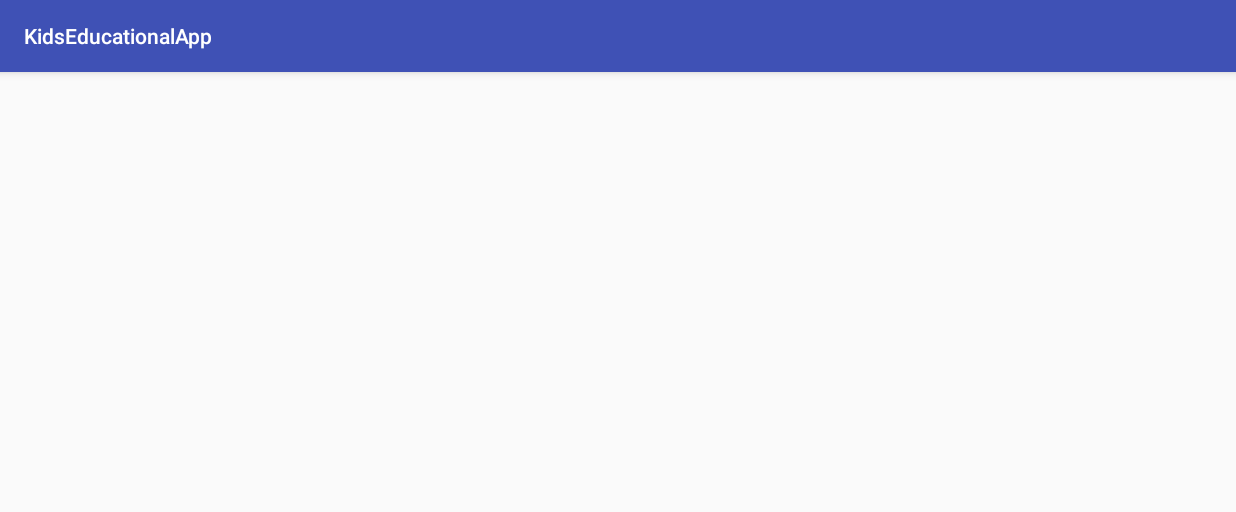
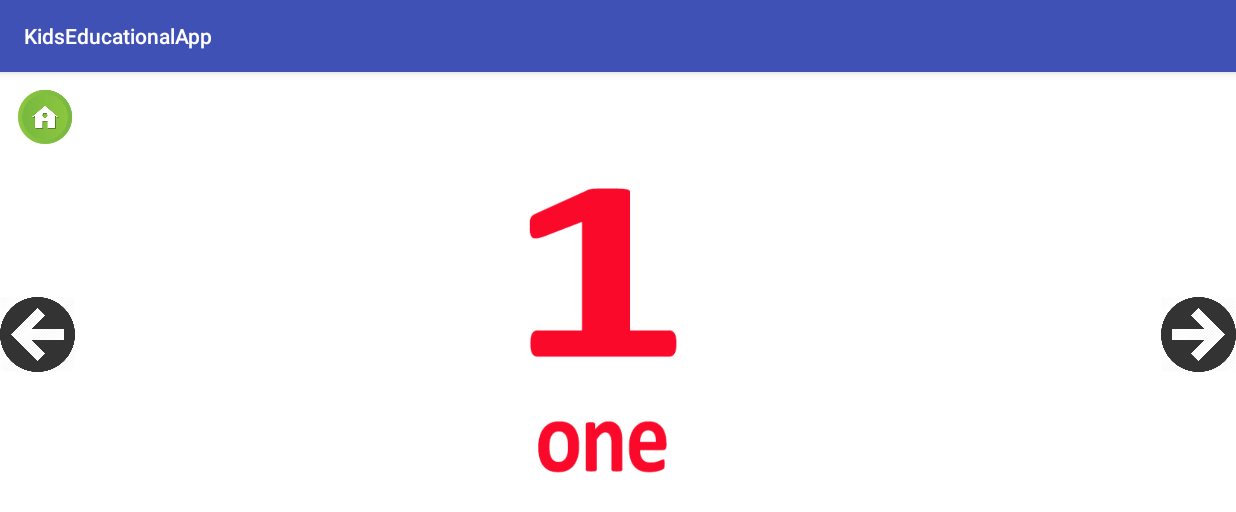
Before and after one commit to priyam1996/KidsEducationalApp, an Android app: the Numbers screen opened directly, with no data from a screen before it, on a phone screen of 824 x 412 dp (held sideways). Shown: the top 512 px of the screen. Run offline under Robolectric (Android 15) with nearby library versions, the phone set to English and light mode, and no system bars.

Commit message:
numbers xml

```diff
--- a/app/src/main/res/layout/activity_numbers.xml
+++ b/app/src/main/res/layout/activity_numbers.xml
@@ -1,10 +1,118 @@
 <?xml version="1.0" encoding="utf-8"?>
-<android.support.constraint.ConstraintLayout xmlns:android="http://schemas.android.com/apk/res/android"
+<RelativeLayout xmlns:android="http://schemas.android.com/apk/res/android"
     xmlns:app="http://schemas.android.com/apk/res-auto"
     xmlns:tools="http://schemas.android.com/tools"
     android:layout_width="match_parent"
     android:layout_height="match_parent"
-    tools:context="com.kuncham.kidseducationalapp.Numbers">
+    tools:context="com.kuncham.kidseducationalapp.Numbers"
+    android:background="#ffffff">
+
+    <ViewFlipper
+        android:id="@+id/viewFlipperNumber"
+        android:layout_width="fill_parent"
+        android:layout_height="fill_parent">
+
+        <ImageView
+            android:id="@+id/number1_image"
+            android:layout_width="wrap_content"
+            android:layout_height="wrap_content"
+            android:src="@drawable/one"
+            android:scaleType="fitCenter"
+            android:contentDescription="@string/todo" />
+        <ImageView
+            android:id="@+id/number2_image"
+            android:layout_width="wrap_content"
+            android:layout_height="wrap_content"
+            android:src="@drawable/two"
+            android:scaleType="fitCenter"
+            android:contentDescription="@string/todo" />
+        <ImageView
+            android:id="@+id/number3_image"
+            android:layout_width="wrap_content"
+            android:layout_height="wrap_content"
+            android:src="@drawable/three"
+            android:scaleType="fitCenter"
+            android:contentDescription="@string/todo" />
+        <ImageView
+            android:id="@+id/number4_image"
+            android:layout_width="wrap_content"
+            android:layout_height="wrap_content"
+            android:src="@drawable/four"
+            android:scaleType="fitCenter"
+            android:contentDescription="@string/todo" />
+        <ImageView
+            android:id="@+id/number5_image"
+            android:layout_width="wrap_content"
+            android:layout_height="wrap_content"
+            android:src="@drawable/five"
+            android:scaleType="fitCenter"
+            android:contentDescription="@string/todo" />
+        <ImageView
+            android:id="@+id/number6_image"
+            android:layout_width="wrap_content"
+            android:layout_height="wrap_content"
+            android:src="@drawable/six"
+            android:scaleType="fitCenter"
+            android:contentDescription="@string/todo" />
+        <ImageView
+            android:id="@+id/number7_image"
+            android:layout_width="wrap_content"
+            android:layout_height="wrap_content"
+            android:src="@drawable/seven"
+            android:scaleType="fitCenter"
+            android:contentDescription="@string/todo"/>
+        <ImageView
+            android:id="@+id/number8_image"
+            android:layout_width="wrap_content"
+            android:layout_height="wrap_content"
+            android:src="@drawable/eight"
+            android:scaleType="fitCenter"
+            android:contentDescription="@string/todo"/>
+        <ImageView
+            android:id="@+id/number9_image"
+            android:layout_width="wrap_content"
+            android:layout_height="wrap_content"
+            android:src="@drawable/nine"
+            android:scaleType="fitCenter"
+            android:contentDescription="@string/todo"/>
+        <ImageView
+            android:id="@+id/number10_image"
+            android:layout_width="wrap_content"
+            android:layout_height="wrap_content"
+            android:src="@drawable/ten"
+            android:scaleType="fitCenter"
+            android:contentDescription="@string/todo"/>
 
 
-</android.support.constraint.ConstraintLayout>
+    </ViewFlipper>
+
+    <ImageView
+        android:id="@+id/gohome_image"
+        android:layout_width="40sp"
+        android:layout_height="40sp"
+        android:layout_marginLeft="10sp"
+        android:layout_marginTop="10sp"
+        android:src="@drawable/images"
+        android:contentDescription="@string/todo"
+        android:layout_marginStart="10sp"/>
+
+    <ImageView
+        android:id="@+id/prev_button"
+        android:layout_width="50sp"
+        android:layout_height="50sp"
+        android:layout_marginTop="150sp"
+        android:layout_alignParentLeft="true"
+        android:contentDescription="@string/todo"
+        android:src="@drawable/prev" android:layout_alignParentStart="true"/>
+
+    <ImageView
+        android:id="@+id/next_button"
+        android:layout_width="50sp"
+        android:layout_height="50sp"
+        android:layout_marginTop="150sp"
+        android:layout_alignParentRight="true"
+        android:contentDescription="@string/todo"
+        android:src="@drawable/next" android:layout_alignParentEnd="true"/>
+
+
+</RelativeLayout>
```
